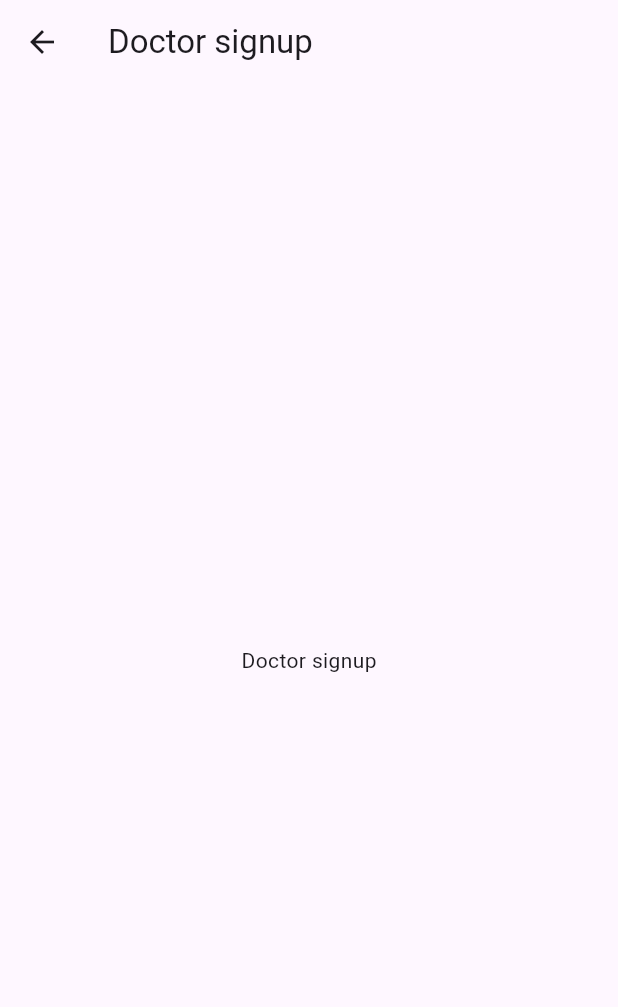
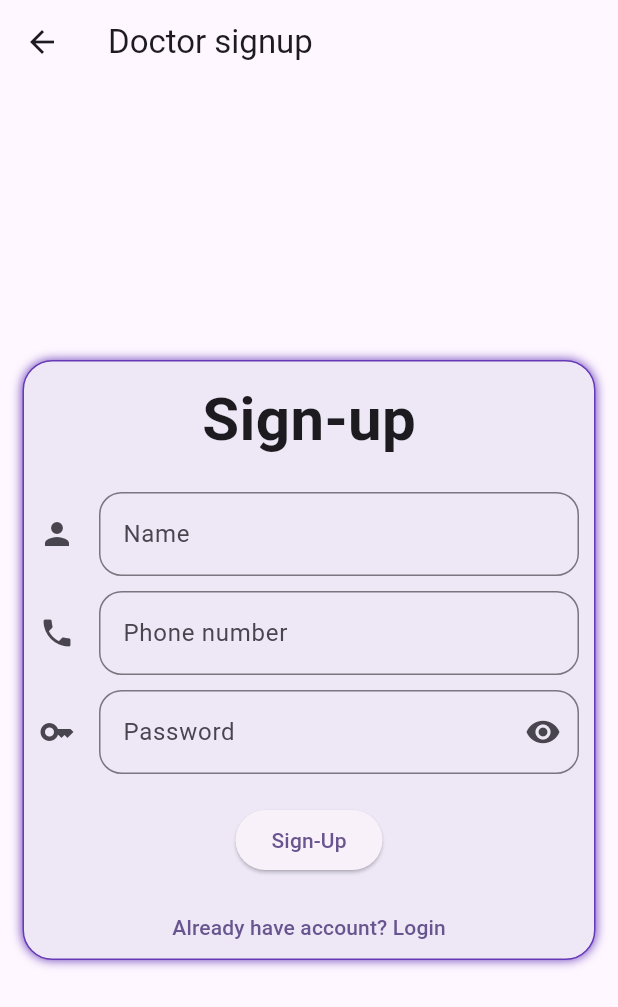
Before and after one commit to nihal2908/healing_hand, a Flutter app: the DoctorSignupPage screen opened directly, on a phone screen of 412 x 824 dp. Shown: the top 1007 px of the screen. Run offline on Flutter 3.47's test engine with Material 3 defaults, Android fonts, the phone set to English and light mode, and no system bars; our stand-ins replace introduction_screen.

Commit message:
Added Doctor Signup/Login Page

```diff
--- a/lib/DoctorPages/DoctorSignupPage.dart
+++ b/lib/DoctorPages/DoctorSignupPage.dart
@@ -1,15 +1,158 @@
 import 'package:flutter/material.dart';
 
-class DoctorSignupPage extends StatelessWidget {
+final formKey = GlobalKey<FormState>();
+
+class DoctorSignupPage extends StatefulWidget {
   const DoctorSignupPage({super.key});
+
+  @override
+  State<DoctorSignupPage> createState() => _DoctorSignupPageState();
+}
+
+class _DoctorSignupPageState extends State<DoctorSignupPage> {
+  bool isObscured = true;
+  bool isLogin = false;
+  TextEditingController nameController = TextEditingController();
+  TextEditingController phoneController = TextEditingController();
+  TextEditingController passwordController = TextEditingController();
 
   @override
   Widget build(BuildContext context) {
     return Scaffold(
       appBar: AppBar(
-        title: Text('Doctor signup'),
+        title: const Text('Doctor signup'),
       ),
-      body: Center(child: Text('Doctor signup')),
+      body: Center(
+        child: Padding(
+          padding: const EdgeInsets.all(15),
+            child: Container(
+              padding: EdgeInsets.all(10),
+              height: 400,
+              decoration: BoxDecoration(
+                color: Colors.deepPurple.shade50,
+                borderRadius: BorderRadius.circular(20),
+                border: Border.all(
+                  color: Colors.deepPurple,
+                ),
+                boxShadow: [
+                  BoxShadow(
+                    color: Colors.deepPurple,
+                    blurRadius: 5
+                  )
+                ]
+              ),
+              child: Form(
+                key: formKey,
+                child: Column(
+                  mainAxisAlignment: MainAxisAlignment.center,
+                  children: [
+                    Text(
+                      isLogin? 'Log-in':'Sign-up',
+                      style: TextStyle(
+                        fontSize: 40,
+                        fontWeight: FontWeight.w600
+                      ),
+                    ),
+                    SizedBox(height: 20),
+                    if(!isLogin) TextFormField(
+                      controller: nameController,
+                      decoration: InputDecoration(
+                        labelText: 'Name',
+                        icon: const Icon(Icons.person),
+                        border: OutlineInputBorder(
+                            borderSide: const BorderSide(),
+                            borderRadius: BorderRadius.circular(15)
+                        ),
+                        floatingLabelAlignment: FloatingLabelAlignment.center,
+                      ),
+                      validator: (value){
+                        if(value == null || value.isEmpty){
+                          return 'Required';
+                        }
+                        return null;
+                      },
+                    ),
+                    const SizedBox(height: 10,),
+                    TextFormField(
+                      controller: phoneController,
+                      decoration: InputDecoration(
+                        labelText: 'Phone number',
+                        icon: const Icon(Icons.phone),
+                        border: OutlineInputBorder(
+                          borderSide: const BorderSide(),
+                          borderRadius: BorderRadius.circular(15)
+                        ),
+                        floatingLabelAlignment: FloatingLabelAlignment.center,
+                      ),
+                      validator: (value){
+                        if(value == null || value.isEmpty){
+                          return 'Required';
+                        }
+                        return null;
+                      },
+                    ),
+                    const SizedBox(height: 10,),
+                    TextFormField(
+                      controller: passwordController,
+                      decoration: InputDecoration(
+                        labelText: 'Password',
+                        icon: const Icon(Icons.key),
+                        border: OutlineInputBorder(
+                            borderSide: const BorderSide(),
+                            borderRadius: BorderRadius.circular(15)
+                        ),
+                        floatingLabelAlignment: FloatingLabelAlignment.center,
+                        suffixIcon: IconButton(
+                          tooltip: isObscured ? 'Show password' : 'Hide password',
+                          icon: isObscured ? const Icon(Icons.visibility) : const Icon(Icons.visibility_off),
+                          onPressed: (){
+                            setState(() {
+                              isObscured = !isObscured;
+                            });
+                          },
+                        ),
+                      ),
+                      validator: (value){
+                        if(value == null || value.isEmpty){
+                          return 'Required';
+                        }
+                        return null;
+                      },
+                      obscureText: isObscured,
+                    ),
+                    const SizedBox(height: 20,),
+                    ElevatedButton(
+                      onPressed: (){
+                        if(formKey.currentState!.validate()){
+                          ScaffoldMessenger.of(context).showSnackBar(
+                            SnackBar(
+                              content: Text(
+                                'Successful\n'
+                                '${!isLogin? nameController.text:''}'
+                                '${phoneController.text}\n'
+                                '${passwordController.text}'
+                              )
+                            )
+                          );
+                        }
+                      },
+                        child: !isLogin? const Text('Sign-Up') : const Text('Login')
+                    ),
+                    const SizedBox(height: 10,),
+                    TextButton(
+                      onPressed: (){
+                        setState(() {
+                          isLogin = !isLogin;
+                        });
+                      },
+                      child: !isLogin? const Text('Already have account? Login') : const Text('New to Helping Hand? SignUp')
+                    )
+                  ],
+                ),
+              ),
+            )
+        ),
+      ),
     );
   }
 }
```
